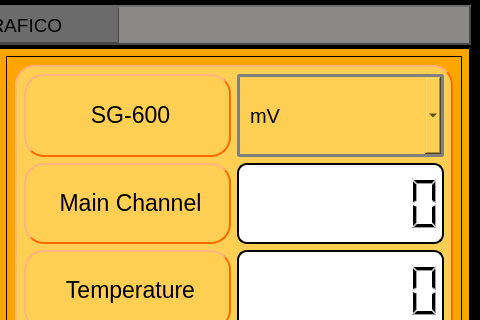
Before: the Qt Designer form Qt Creator/View_QT_HomePage.ui in Mixer97/tesi_triennale, drawn with Qt 5; both pictures show x 492 to 972 and y 0 to 320 of the 972 by 664 pixel window.
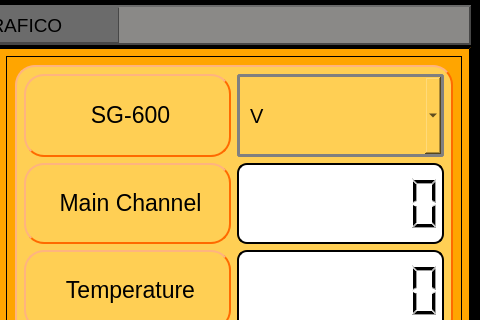
After: the same form once the commit is applied.

Patch:
```diff
--- a/Qt Creator/View_QT_HomePage.ui
+++ b/Qt Creator/View_QT_HomePage.ui
@@ -481,7 +481,7 @@
 }</string>
                    </property>
                    <property name="currentText">
-                    <string>mV</string>
+                    <string>V</string>
                    </property>
                    <property name="iconSize">
                     <size>
@@ -491,7 +491,7 @@
                    </property>
                    <item>
                     <property name="text">
-                     <string>mV</string>
+                     <string>V</string>
                     </property>
                    </item>
                    <item>
```
